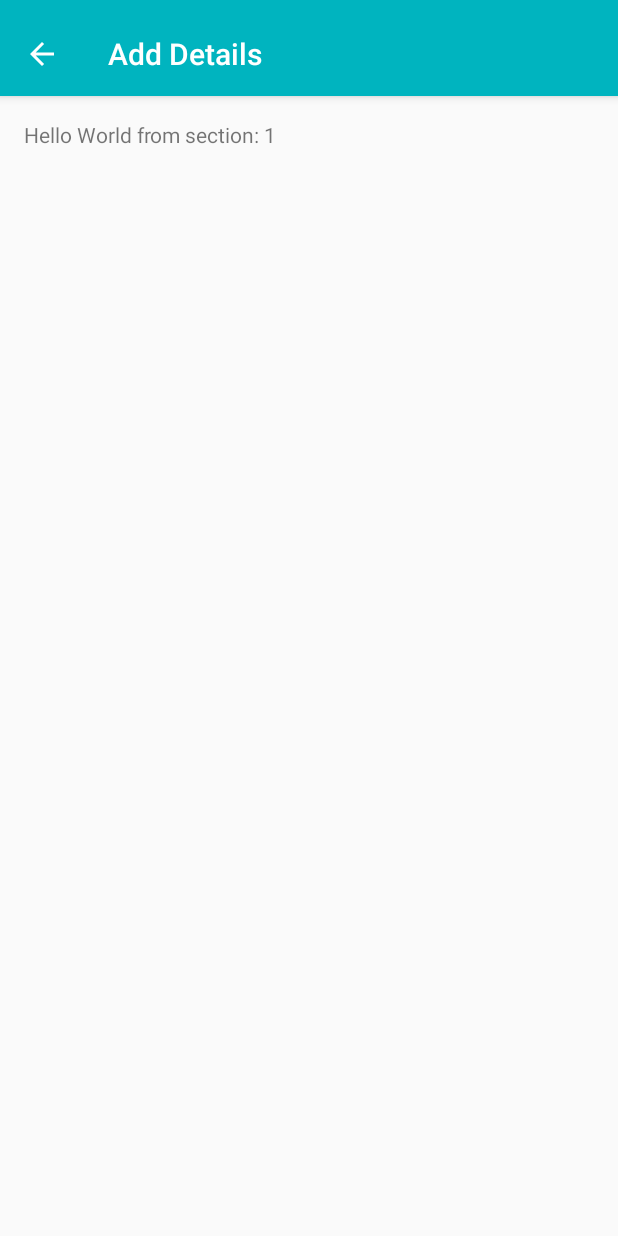
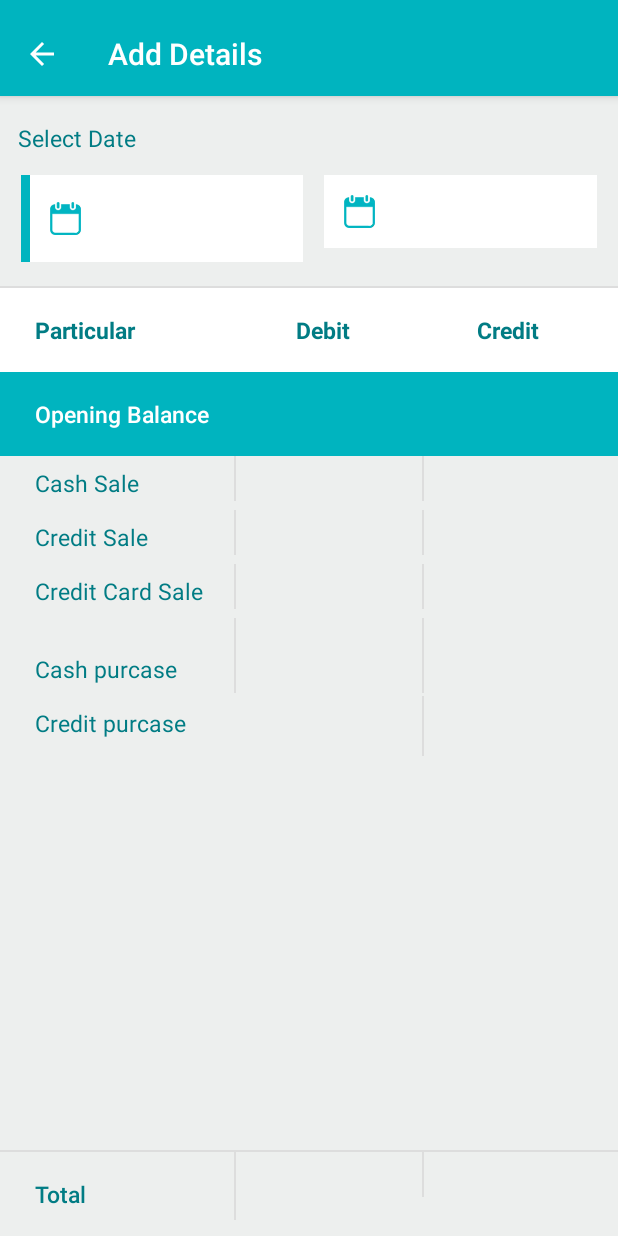
Before and after one commit to sandeepbahalkar123/pharmEasyRetailApp_repo, an Android app: the PagerActivity screen opened directly, with no data from a screen before it, on a phone screen of 412 x 824 dp. Run offline under Robolectric (Android 15) with nearby library versions, the phone set to English and light mode, and no system bars.

Commit message:
added some code

```diff
--- a/app/src/main/java/com/scorg/farmaeasy/ui/activities/PagerActivity.java
+++ b/app/src/main/java/com/scorg/farmaeasy/ui/activities/PagerActivity.java
@@ -1,7 +1,5 @@
 package com.scorg.farmaeasy.ui.activities;
 
-import android.support.design.widget.FloatingActionButton;
-import android.support.design.widget.Snackbar;
 import android.support.v7.app.AppCompatActivity;
 import android.support.v7.widget.Toolbar;
 
@@ -10,15 +8,9 @@ import android.support.v4.app.FragmentManager;
 import android.support.v4.app.FragmentPagerAdapter;
 import android.support.v4.view.ViewPager;
 import android.os.Bundle;
-import android.view.LayoutInflater;
-import android.view.Menu;
-import android.view.MenuItem;
-import android.view.View;
-import android.view.ViewGroup;
-
-import android.widget.TextView;
 
 import com.scorg.farmaeasy.R;
+import com.scorg.farmaeasy.ui.fragments.DayBookFragment;
 
 public class PagerActivity extends AppCompatActivity {
 
@@ -58,41 +50,6 @@ public class PagerActivity extends AppCompatActivity {
     }
 
     /**
-     * A placeholder fragment containing a simple view.
-     */
-    public static class PlaceholderFragment extends Fragment {
-        /**
-         * The fragment argument representing the section number for this
-         * fragment.
-         */
-        private static final String ARG_SECTION_NUMBER = "section_number";
-
-        public PlaceholderFragment() {
-        }
-
-        /**
-         * Returns a new instance of this fragment for the given section
-         * number.
-         */
-        public static PlaceholderFragment newInstance(int sectionNumber) {
-            PlaceholderFragment fragment = new PlaceholderFragment();
-            Bundle args = new Bundle();
-            args.putInt(ARG_SECTION_NUMBER, sectionNumber);
-            fragment.setArguments(args);
-            return fragment;
-        }
-
-        @Override
-        public View onCreateView(LayoutInflater inflater, ViewGroup container,
-                                 Bundle savedInstanceState) {
-            View rootView = inflater.inflate(R.layout.fragment_pager, container, false);
-            TextView textView = (TextView) rootView.findViewById(R.id.section_label);
-            textView.setText(getString(R.string.section_format, getArguments().getInt(ARG_SECTION_NUMBER)));
-            return rootView;
-        }
-    }
-
-    /**
      * A {@link FragmentPagerAdapter} that returns a fragment corresponding to
      * one of the sections/tabs/pages.
      */
@@ -105,8 +62,8 @@ public class PagerActivity extends AppCompatActivity {
         @Override
         public Fragment getItem(int position) {
             // getItem is called to instantiate the fragment for the given page.
-            // Return a PlaceholderFragment (defined as a static inner class below).
-            return PlaceholderFragment.newInstance(position + 1);
+            // Return a DayBookFragment (defined as a static inner class below).
+            return DayBookFragment.newInstance(position + 1);
         }
 
         @Override
--- a/app/src/main/java/com/scorg/farmaeasy/ui/activities/SplashActivity.java
+++ b/app/src/main/java/com/scorg/farmaeasy/ui/activities/SplashActivity.java
@@ -28,7 +28,7 @@ public class SplashActivity extends AppCompatActivity {
                     Intent intentObj = new Intent(SplashActivity.this, HomeActivity.class);
                     startActivity(intentObj);
                 } else {
-                    Intent intentObj = new Intent(SplashActivity.this, LoginActivity.class);
+                    Intent intentObj = new Intent(SplashActivity.this, BooksActivity.class);
                     startActivity(intentObj);
                 }
                 finish();
--- /dev/null
+++ b/app/src/main/java/com/scorg/farmaeasy/ui/fragments/DayBookFragment.java
@@ -0,0 +1,44 @@
+package com.scorg.farmaeasy.ui.fragments;
+
+import android.os.Bundle;
+import android.support.v4.app.Fragment;
+import android.view.LayoutInflater;
+import android.view.View;
+import android.view.ViewGroup;
+import android.widget.TextView;
+
+import com.scorg.farmaeasy.R;
+
+/**
+ * A placeholder fragment containing a simple view.
+ */
+public class DayBookFragment extends Fragment {
+    /**
+     * The fragment argument representing the section number for this
+     * fragment.
+     */
+    private static final String ARG_SECTION_NUMBER = "section_number";
+
+    public DayBookFragment() {
+    }
+
+    /**
+     * Returns a new instance of this fragment for the given section
+     * number.
+     */
+    public static DayBookFragment newInstance(int sectionNumber) {
+        DayBookFragment fragment = new DayBookFragment();
+        Bundle args = new Bundle();
+        args.putInt(ARG_SECTION_NUMBER, sectionNumber);
+        fragment.setArguments(args);
+        return fragment;
+    }
+
+    @Override
+    public View onCreateView(LayoutInflater inflater, ViewGroup container,
+                             Bundle savedInstanceState) {
+        View rootView = inflater.inflate(R.layout.fragment_day_book, container, false);
+
+        return rootView;
+    }
+}
--- a/app/src/main/res/layout/daybook.xml
+++ b/app/src/main/res/layout/fragment_day_book.xml
@@ -1,17 +1,16 @@
 <?xml version="1.0" encoding="utf-8"?>
 <RelativeLayout xmlns:android="http://schemas.android.com/apk/res/android"
-    xmlns:app="http://schemas.android.com/apk/res-auto"
     xmlns:tools="http://schemas.android.com/tools"
     android:layout_width="match_parent"
     android:layout_height="match_parent"
     android:background="@color/daybooklightgreycolor">
 
     <LinearLayout
-        android:id="@+id/mainlayout"
+        android:id="@+id/topLayout"
         android:layout_width="match_parent"
-        android:layout_height="match_parent"
+        android:layout_height="wrap_content"
+        android:layout_alignParentTop="true"
         android:orientation="vertical">
-
 
         <TextView
             android:layout_width="wrap_content"
@@ -193,6 +192,22 @@
                 tools:text="" />
         </LinearLayout>
 
+
+    </LinearLayout>
+
+
+    <ScrollView
+        android:layout_width="match_parent"
+        android:layout_height="wrap_content"
+        android:layout_above="@+id/bottomLayout"
+        android:layout_below="@+id/topLayout"
+        android:orientation="vertical">
+
+        <LinearLayout
+            android:id="@+id/mainlayout"
+            android:layout_width="match_parent"
+            android:layout_height="wrap_content"
+            android:orientation="vertical">
 
             <LinearLayout
                 android:layout_width="match_parent"
@@ -449,17 +464,21 @@
                     tools:text="2000" />
             </LinearLayout>
 
+        </LinearLayout>
+
+    </ScrollView>
+
     <LinearLayout
-            android:layout_width="match_parent"
+        android:id="@+id/bottomLayout"
+        android:layout_width="wrap_content"
         android:layout_height="wrap_content"
-            android:background="@color/daybooklightgreycolor"
-            android:orientation="horizontal">
+        android:layout_alignParentBottom="true"
+        android:orientation="vertical">
 
         <View
             android:layout_width="match_parent"
             android:layout_height="@dimen/dp1"
             android:background="@color/dividercolor" />
-        </LinearLayout>
 
         <LinearLayout
             android:layout_width="match_parent"
@@ -481,7 +500,7 @@
 
             <View
                 android:layout_width="@dimen/dp1"
-                android:layout_height="@dimen/dp30"
+                android:layout_height="@dimen/dp45"
                 android:background="@color/dividercolor" />
 
             <TextView
@@ -555,6 +574,6 @@
                 tools:text="" />
         </LinearLayout>
 
+    </LinearLayout>
 
-    </LinearLayout>
 </RelativeLayout>
--- a/app/src/main/res/layout/fragment_pager.xml
+++ /dev/null
@@ -1,23 +0,0 @@
-<?xml version="1.0" encoding="utf-8"?>
-<android.support.constraint.ConstraintLayout xmlns:android="http://schemas.android.com/apk/res/android"
-    xmlns:app="http://schemas.android.com/apk/res-auto"
-    xmlns:tools="http://schemas.android.com/tools"
-    android:id="@+id/constraintLayout"
-    android:layout_width="match_parent"
-    android:layout_height="match_parent"
-    tools:context=".ui.activities.PagerActivity$PlaceholderFragment">
-
-    <TextView
-        android:id="@+id/section_label"
-        android:layout_width="wrap_content"
-        android:layout_height="wrap_content"
-        android:layout_marginBottom="@dimen/activity_vertical_margin"
-        android:layout_marginEnd="@dimen/activity_horizontal_margin"
-        android:layout_marginStart="@dimen/activity_horizontal_margin"
-        android:layout_marginTop="@dimen/activity_vertical_margin"
-        app:layout_constraintLeft_toLeftOf="parent"
-        app:layout_constraintTop_toTopOf="@+id/constraintLayout"
-        tools:layout_constraintLeft_creator="1"
-        tools:layout_constraintTop_creator="1" />
-
-</android.support.constraint.ConstraintLayout>
--- a/app/src/main/res/layout/fragment_books.xml
+++ b/app/src/main/res/layout/fragment_short_book.xml
@@ -4,8 +4,7 @@
     xmlns:tools="http://schemas.android.com/tools"
     android:id="@+id/constraintLayout"
     android:layout_width="match_parent"
-    android:layout_height="match_parent"
-    tools:context=".ui.activities.BooksActivity$PlaceholderFragment">
+    android:layout_height="match_parent">
 
     <TextView
         android:id="@+id/section_label"
```
Also changed, not shown: app/src/main/java/com/scorg/farmaeasy/ui/activities/BooksActivity.java (+4 -46 lines), app/src/main/java/com/scorg/farmaeasy/ui/fragments/AddDetailsFragment.java (added, +44 -0 lines), app/src/main/java/com/scorg/farmaeasy/ui/fragments/BillingFragment.java (added, +44 -0 lines), app/src/main/java/com/scorg/farmaeasy/ui/fragments/ProductFragment.java (added, +44 -0 lines), app/src/main/java/com/scorg/farmaeasy/ui/fragments/ShortBookFragment.java (added, +44 -0 lines). Lines whose indentation alone changed are shown as unchanged.
